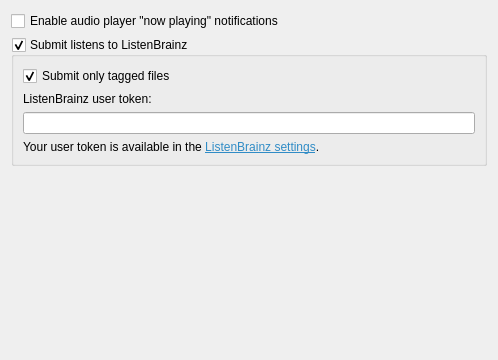
First picture: the form in ui/options_player.ui, repository metabrainz/picard, before the edit.
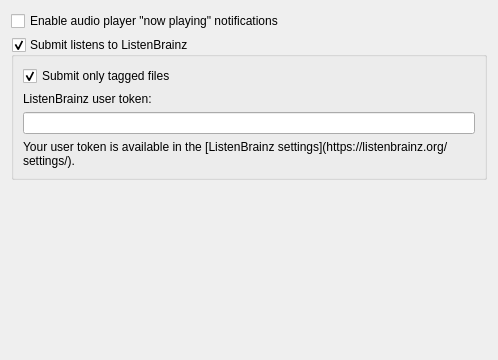
Second picture: the form after the edit.

Commit message:
PICARD-3484: Remove hard coded styling from player options page
Remove the hard coded styling from the ListenBrainz hint label. Convert
the text to Markdown to make it easier to handle for translators.

Patch:
```diff
--- a/ui/options_player.ui
+++ b/ui/options_player.ui
@@ -60,10 +60,10 @@
       <item>
        <widget class="QLabel" name="listenbrainz_hint">
         <property name="text">
-         <string>&lt;html&gt;&lt;head/&gt;&lt;body&gt;&lt;p&gt;Your user token is available in the &lt;a href=&quot;https://listenbrainz.org/settings/&quot;&gt;&lt;span style=&quot; text-decoration: underline; color:#308cc6;&quot;&gt;ListenBrainz settings&lt;/span&gt;&lt;/a&gt;.&lt;/p&gt;&lt;/body&gt;&lt;/html&gt;</string>
+         <string>Your user token is available in the [ListenBrainz settings](https://listenbrainz.org/settings/).</string>
         </property>
         <property name="textFormat">
-         <enum>Qt::TextFormat::RichText</enum>
+         <enum>Qt::TextFormat::MarkdownText</enum>
         </property>
         <property name="wordWrap">
          <bool>true</bool>
```
The commit also changes 1 other file.
